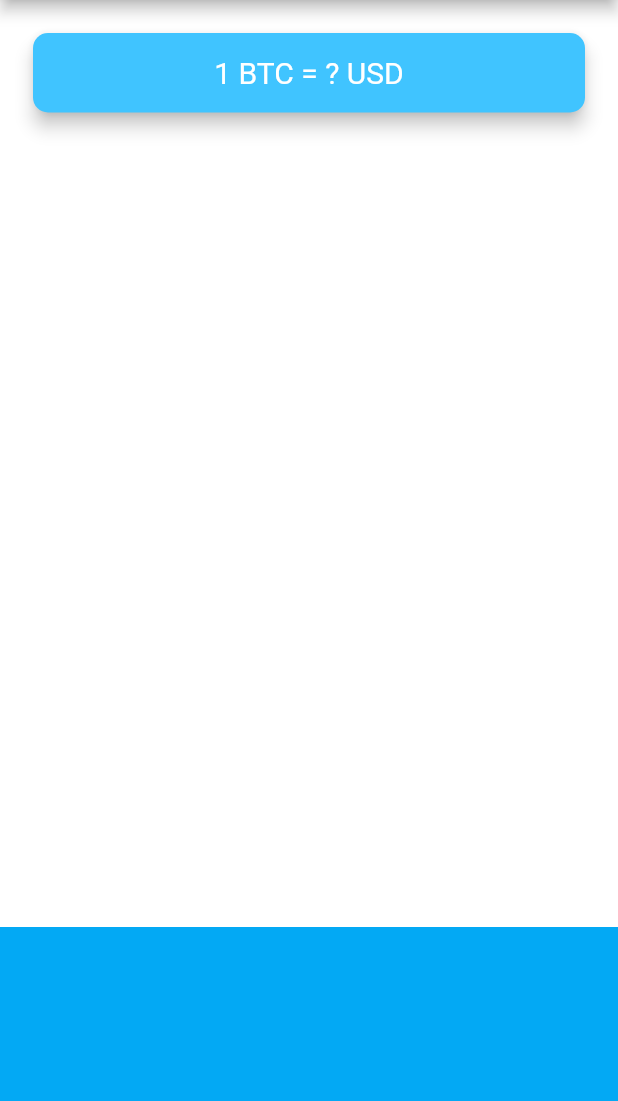
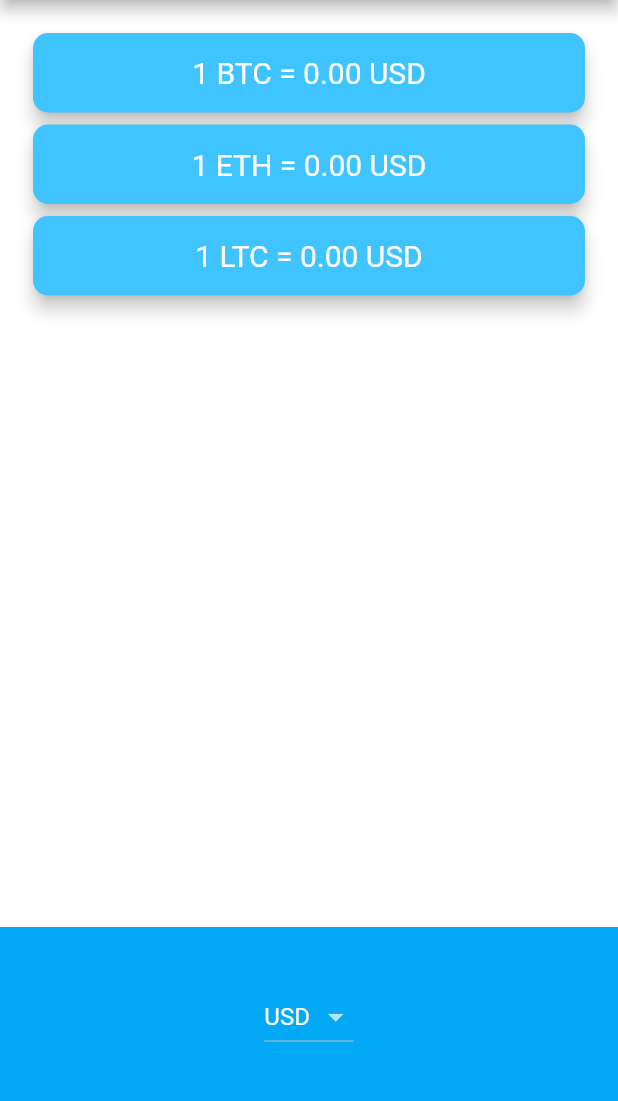
Before and after one commit to FeltesPT/bitcoin-ticker, a Flutter app: the screen it shows after launch, on a phone screen of 412 x 824 dp, the part 84-1185 px from its top. Run offline on Flutter 3.47's test engine with Material 2 defaults, Android fonts, the phone set to English and light mode, and no system bars.

Commit message:
Track BTC, ETH and LTC

```diff
--- a/lib/price_screen.dart
+++ b/lib/price_screen.dart
@@ -1,4 +1,7 @@
+import 'package:bitcoin_ticker/coin_data.dart';
+import 'package:flutter/cupertino.dart';
 import 'package:flutter/material.dart';
+import 'dart:io' show Platform;
 
 class PriceScreen extends StatefulWidget {
   @override
@@ -6,6 +9,87 @@ class PriceScreen extends StatefulWidget {
 }
 
 class _PriceScreenState extends State<PriceScreen> {
+  CoinData model = CoinData();
+
+  String selectedCurrency = 'USD';
+  Map<String, double> values = {'BTC': 0.0, 'ETH': 0.0, 'LTC': 0.0};
+
+  // UI - Currency cards
+  List<Widget> getCurrencyCards() {
+    List<Widget> list = [];
+
+    for (var crypto in cryptoList) {
+      list.add(
+        CryptoCard(
+            crypto: crypto, values: values, selectedCurrency: selectedCurrency),
+      );
+    }
+
+    return list;
+  }
+
+  // UI - Dropdowns
+  List<DropdownMenuItem> getDropdownItems() {
+    List<DropdownMenuItem<String>> list = [];
+
+    for (String currency in currenciesList) {
+      list.add(DropdownMenuItem(
+        child: Text(currency),
+        value: currency,
+      ));
+    }
+
+    return list;
+  }
+
+  List<Widget> getPickerItems() {
+    List<Widget> list = [];
+
+    for (String currency in currenciesList) {
+      list.add(
+        Text(currency),
+      );
+    }
+
+    return list;
+  }
+
+  DropdownButton androidPicker() {
+    return DropdownButton<String>(
+      value: selectedCurrency,
+      items: getDropdownItems(),
+      onChanged: (value) {
+        getLatestValue(value);
+      },
+    );
+  }
+
+  CupertinoPicker iOSPicker() {
+    return CupertinoPicker(
+      backgroundColor: Colors.lightBlue,
+      itemExtent: 32.0,
+      onSelectedItemChanged: (selectedIndex) {
+        getLatestValue(currenciesList[selectedIndex]);
+      },
+      children: getPickerItems(),
+    );
+  }
+
+  // Helper Methods
+  void getLatestValue(String currency) async {
+    var data = await model.getCoinData(currency);
+
+    setState(() {
+      for (String crypto in cryptoList) {
+        values[crypto] = data['$crypto$currency']['last'];
+        values[crypto] = data['$crypto$currency']['last'];
+        values[crypto] = data['$crypto$currency']['last'];
+      }
+
+      selectedCurrency = currency;
+    });
+  }
+
   @override
   Widget build(BuildContext context) {
     return Scaffold(
@@ -18,23 +102,9 @@ class _PriceScreenState extends State<PriceScreen> {
         children: <Widget>[
           Padding(
             padding: EdgeInsets.fromLTRB(18.0, 18.0, 18.0, 0),
-            child: Card(
-              color: Colors.lightBlueAccent,
-              elevation: 5.0,
-              shape: RoundedRectangleBorder(
-                borderRadius: BorderRadius.circular(10.0),
-              ),
-              child: Padding(
-                padding: EdgeInsets.symmetric(vertical: 15.0, horizontal: 28.0),
-                child: Text(
-                  '1 BTC = ? USD',
-                  textAlign: TextAlign.center,
-                  style: TextStyle(
-                    fontSize: 20.0,
-                    color: Colors.white,
-                  ),
-                ),
-              ),
+            child: Column(
+              crossAxisAlignment: CrossAxisAlignment.stretch,
+              children: getCurrencyCards(),
             ),
           ),
           Container(
@@ -42,10 +112,45 @@ class _PriceScreenState extends State<PriceScreen> {
             alignment: Alignment.center,
             padding: EdgeInsets.only(bottom: 30.0),
             color: Colors.lightBlue,
-            child: null,
+            child: Platform.isIOS ? iOSPicker() : androidPicker(),
           ),
         ],
       ),
     );
   }
 }
+
+class CryptoCard extends StatelessWidget {
+  const CryptoCard({
+    Key key,
+    @required this.crypto,
+    @required this.values,
+    @required this.selectedCurrency,
+  }) : super(key: key);
+
+  final String crypto;
+  final Map<String, double> values;
+  final String selectedCurrency;
+
+  @override
+  Widget build(BuildContext context) {
+    return Card(
+      color: Colors.lightBlueAccent,
+      elevation: 5.0,
+      shape: RoundedRectangleBorder(
+        borderRadius: BorderRadius.circular(10.0),
+      ),
+      child: Padding(
+        padding: EdgeInsets.symmetric(vertical: 15.0, horizontal: 28.0),
+        child: Text(
+          '1 $crypto = ${values[crypto].toStringAsFixed(2)} $selectedCurrency',
+          textAlign: TextAlign.center,
+          style: TextStyle(
+            fontSize: 20.0,
+            color: Colors.white,
+          ),
+        ),
+      ),
+    );
+  }
+}
--- a/pubspec.yaml
+++ b/pubspec.yaml
@@ -10,6 +10,7 @@ dependencies:
     sdk: flutter
 
   cupertino_icons: ^0.1.2
+  http: ^0.12.0+2
 
 dev_dependencies:
   flutter_test:
```
Also changed, not shown: lib/coin_data.dart (+20 -1 lines), pubspec.lock, 1 other file.
